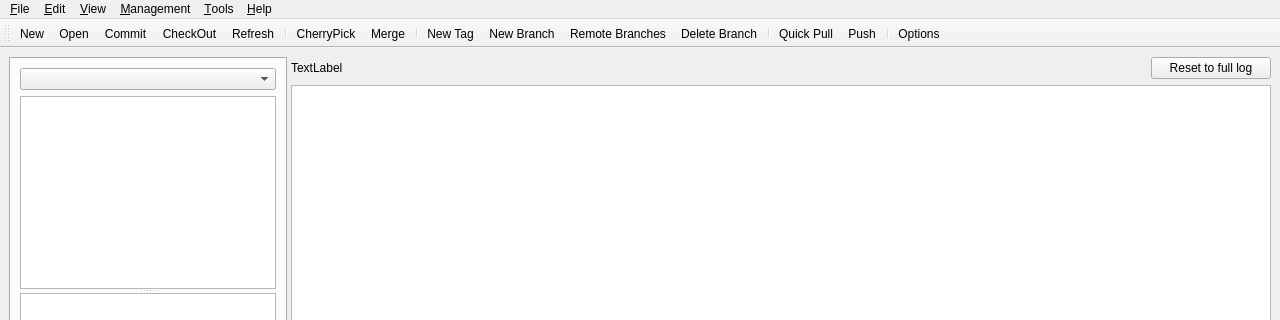
bainonline/teamgit, file ui/mainwindow.ui: the form before one commit; both pictures show x 0 to 1280 and y 0 to 320 of the 1280 by 748 pixel window.
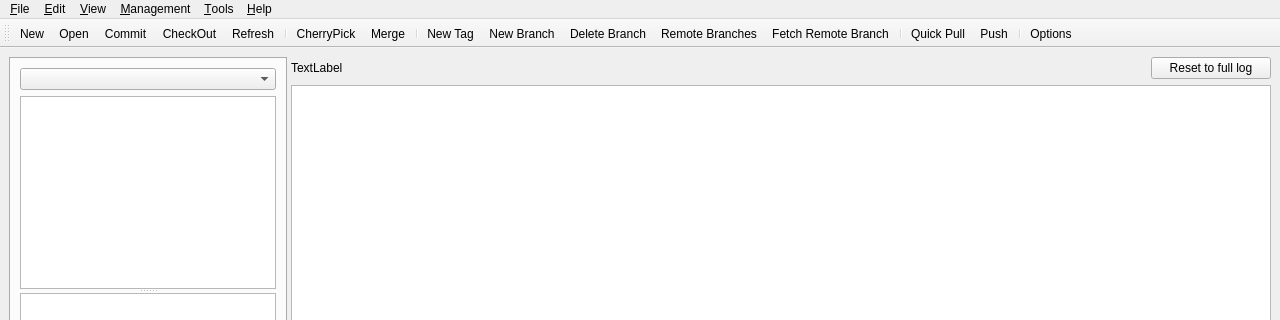
The form after the commit. Icons and pictures are not drawn.

Commit message: Added fetch remote action and misc. ui tweaks

```diff
--- a/ui/mainwindow.ui
+++ b/ui/mainwindow.ui
@@ -393,14 +393,6 @@
    </property>
   </widget>
   <widget class="QToolBar" name="toolBar" >
-   <property name="geometry" >
-    <rect>
-     <x>0</x>
-     <y>27</y>
-     <width>1280</width>
-     <height>30</height>
-    </rect>
-   </property>
    <property name="windowTitle" >
     <string>toolBar</string>
    </property>
@@ -421,8 +413,9 @@
    <addaction name="separator" />
    <addaction name="actionNew_Tag" />
    <addaction name="action_New_Branch" />
-   <addaction name="action_New_Remote_branch" />
    <addaction name="action_Delete_Branch" />
+   <addaction name="action_New_Remote_branch" />
+   <addaction name="action_Fetch_Remote_Branch" />
    <addaction name="separator" />
    <addaction name="action_Pull" />
    <addaction name="action_Push" />
@@ -605,6 +598,14 @@
     <string>&amp;Open</string>
    </property>
   </action>
+  <action name="action_Fetch_Remote_Branch" >
+   <property name="icon" >
+    <iconset resource="icons.qrc" >:/main/extender_opened.png</iconset>
+   </property>
+   <property name="text" >
+    <string>&amp;Fetch Remote Branch</string>
+   </property>
+  </action>
  </widget>
  <resources>
   <include location="icons.qrc" />
```
Left out of the diff: 112 changed lines with no effect on the pictures.
